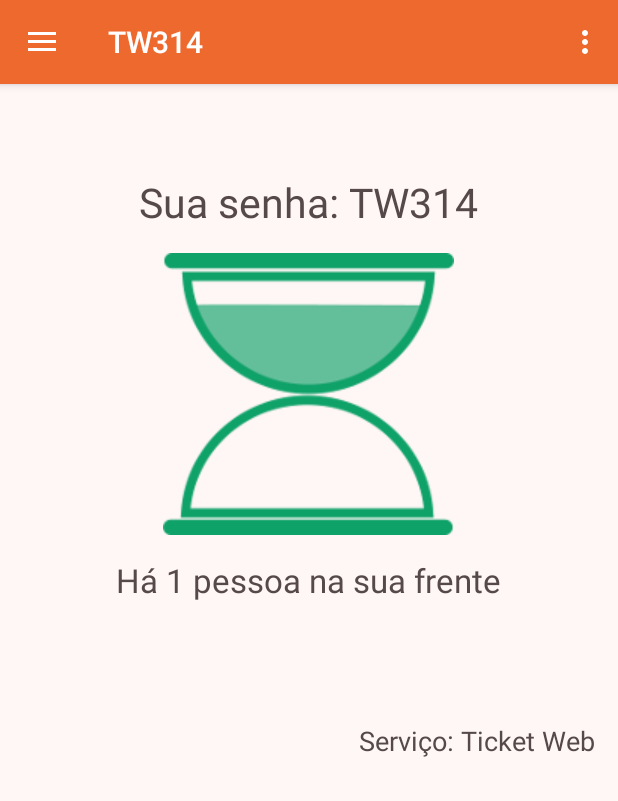
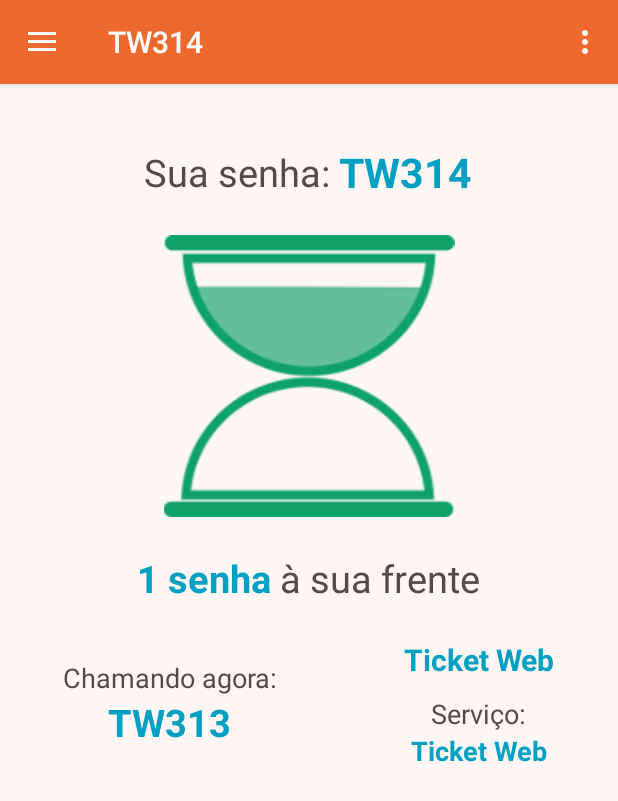
Before and after one commit to TW314/tw314Mobile, an Android app: the MainLayoutActivity screen opened directly, with no data from a screen before it, on a phone screen of 412 x 824 dp. Shown: the top 801 px of the screen. Run offline under Robolectric (Android 15) with nearby library versions, the phone set to English and light mode, and no system bars.

Commit message:
DONE: Layout da tela principal

```diff
--- a/app/src/main/res/layout/activity_main.xml
+++ b/app/src/main/res/layout/activity_main.xml
@@ -6,20 +6,41 @@
     android:layout_height="match_parent">
 
     <!-- Layout da Tela Principal -->
+    <TableLayout
+        android:layout_width="match_parent"
+        android:layout_height="match_parent"
+        android:orientation="vertical"
+        android:stretchColumns="0,1,2">
+
+        <!-- Linha do Ticket -->
         <LinearLayout
             android:layout_width="match_parent"
-        android:layout_height="match_parent"
-        android:orientation="vertical">
+            android:layout_height="wrap_content"
+            android:layout_marginTop="40dp"
+            android:layout_gravity="center_vertical"
+            android:gravity="center">
 
             <TextView
                 android:layout_width="wrap_content"
                 android:layout_height="wrap_content"
+                android:text="@string/ticket_presentation"
+                android:textSize="25sp"
+                android:textAppearance="?android:attr/textAppearanceLarge" />
+
+            <!-- TextView com Ticket -->
+            <TextView
+                android:id="@+id/ticket"
+                android:layout_width="wrap_content"
+                android:layout_height="wrap_content"
+                android:text="@string/ticket"
                 android:textSize="27sp"
+                android:textStyle="bold"
+                android:textColor="@color/colorAccent"
                 android:textAppearance="?android:attr/textAppearanceLarge"
-            android:text="@string/txt_ticket"
-            android:layout_marginTop="60dp"
-            android:layout_gravity="center_horizontal" />
+                android:layout_marginLeft="6dp"/>
+        </LinearLayout>
 
+        <!-- Ampulheta -->
         <ImageView
             android:layout_width="wrap_content"
             android:layout_height="wrap_content"
@@ -27,26 +48,109 @@
             android:contentDescription="@string/logo_descript"
             android:src="@drawable/status1_tranquilo"
             android:layout_gravity="center_horizontal"
-            android:layout_marginTop="15dp" />
+            android:layout_marginTop="23dp" />
+
+        <!-- Linha da Quantidade de Senhas -->
+        <LinearLayout
+            android:layout_width="match_parent"
+            android:layout_height="wrap_content"
+            android:layout_marginTop="23dp"
+            android:layout_gravity="center_vertical"
+            android:gravity="center" >
+
+            <!-- TextView com Quantidade de Senhas -->
+            <TextView
+                android:id="@+id/ticket_count"
+                android:layout_width="wrap_content"
+                android:layout_height="wrap_content"
+                android:text="@string/ticket_count"
+                android:textSize="25sp"
+                android:textStyle="bold"
+                android:textColor="@color/colorAccent"
+                android:textAppearance="?android:attr/textAppearanceLarge"
+                android:layout_gravity="center_horizontal" />
 
             <TextView
                 android:layout_width="wrap_content"
                 android:layout_height="wrap_content"
+                android:text="@string/count_presentation"
+                android:textSize="25sp"
                 android:textAppearance="?android:attr/textAppearanceLarge"
-            android:text="@string/txt_peopleCount"
-            android:layout_gravity="center_horizontal"
-            android:layout_marginTop="15dp" />
+                android:layout_marginLeft="6dp" />
+        </LinearLayout>
+
+        <!-- Linha de Senha Chamada no Estabelecimento | Empresa e Servico de senha do usuario -->
+        <TableRow
+            android:layout_marginTop="23dp"
+            android:layout_gravity="center">
+            <!-- Coluna de Senha Chamada -->
+            <LinearLayout
+                android:layout_width="wrap_content"
+                android:layout_height="wrap_content"
+                android:orientation="vertical"
+                android:layout_gravity="center"
+                android:gravity="center">
 
                 <TextView
                     android:layout_width="wrap_content"
                     android:layout_height="wrap_content"
                     android:textAppearance="?android:attr/textAppearanceMedium"
-            android:text="@string/txt_service"
-            android:layout_marginBottom="10dp"
-            android:layout_marginRight="15dp"
-            android:layout_gravity="right"
-            android:layout_marginTop="80dp" />
+                    android:text="@string/last_ticket_presentation" />
+
+                <TextView
+                    android:layout_width="wrap_content"
+                    android:layout_height="wrap_content"
+                    android:text="@string/last_ticket"
+                    android:textSize="25sp"
+                    android:textStyle="bold"
+                    android:textColor="@color/colorAccent"
+                    android:textAppearance="?android:attr/textAppearanceMedium" />
+
             </LinearLayout>
+
+            <!-- Coluna de Empresa e Serviço -->
+            <LinearLayout
+                android:layout_width="wrap_content"
+                android:layout_height="wrap_content"
+                android:orientation="vertical"
+                android:layout_gravity="center"
+                android:gravity="center">
+
+                <TextView
+                    android:layout_width="wrap_content"
+                    android:layout_height="wrap_content"
+                    android:text="@string/establishment"
+                    android:textSize="20sp"
+                    android:textStyle="bold"
+                    android:textColor="@color/colorAccent"
+                    android:textAppearance="?android:attr/textAppearanceMedium" />
+
+                <!-- Linha de Servico -->
+                <LinearLayout
+                    android:layout_width="match_parent"
+                    android:layout_height="wrap_content"
+                    android:layout_marginTop="10dp"
+                    android:orientation="vertical"
+                    android:gravity="center">
+
+                    <TextView
+                        android:layout_width="wrap_content"
+                        android:layout_height="wrap_content"
+                        android:textAppearance="?android:attr/textAppearanceMedium"
+                        android:text="@string/service_presentation" />
+
+                    <TextView
+                        android:layout_width="wrap_content"
+                        android:layout_height="wrap_content"
+                        android:text="@string/service"
+                        android:textStyle="bold"
+                        android:textColor="@color/colorAccent"
+                        android:textAppearance="?android:attr/textAppearanceMedium" />
+                </LinearLayout>
+            </LinearLayout>
+        </TableRow>
+
+    </TableLayout>
     <!-- Fim do Layout Principal -->
 
     <!-- NavigationDrawer -->
--- a/app/src/main/res/layout/navigation_header.xml
+++ b/app/src/main/res/layout/navigation_header.xml
@@ -18,7 +18,7 @@
         android:layout_gravity="center"
         android:textColor="@color/colorBackground"
         android:textAppearance="@android:style/TextAppearance.DeviceDefault.WindowTitle"
-        android:text="@string/txt_ticket"
+        android:text="@string/ticket_presentation"
         android:layout_width="wrap_content"
         android:layout_height="wrap_content" />
 
@@ -27,7 +27,7 @@
         android:layout_gravity="center"
         android:textColor="@color/colorBackground"
         android:textAppearance="@android:style/TextAppearance.DeviceDefault.WindowTitle"
-        android:text="@string/txt_service"
+        android:text="@string/service_presentation"
         android:layout_width="wrap_content"
         android:layout_height="wrap_content" />
 
--- a/app/src/main/res/values/strings.xml
+++ b/app/src/main/res/values/strings.xml
@@ -38,11 +38,14 @@
 
     <!-- Example Strings da tela principal
          Retire/coloque o fecho do comentario dessa linha para desativar os exemplos -->
-    <string name="txt_ticket">Sua senha: TW314</string>
-    <string name="txt_ticket2">TW314</string>
-    <string name="txt_peopleCount">Há 1 pessoa na sua frente</string>
-    <string name="txt_service">Serviço: Ticket Web</string>
-    <string name="txt_service2">Ticket Web</string>
-    <string name="title_activity_teste">TesteActivity</string>
+    <string name="ticket_presentation">Sua senha:</string>
+    <string name="ticket">TW314</string>
+    <string name="ticket_count">1 senha</string>
+    <string name="count_presentation">à sua frente</string>
+    <string name="establishment">Ticket Web</string>
+    <string name="service_presentation">Serviço:</string>
+    <string name="service">Ticket Web</string>
+    <string name="last_ticket_presentation">Chamando agora:</string>
+    <string name="last_ticket">TW313</string>
     <!-- -->
 </resources>
```
Lines whose indentation alone changed are shown as unchanged.
